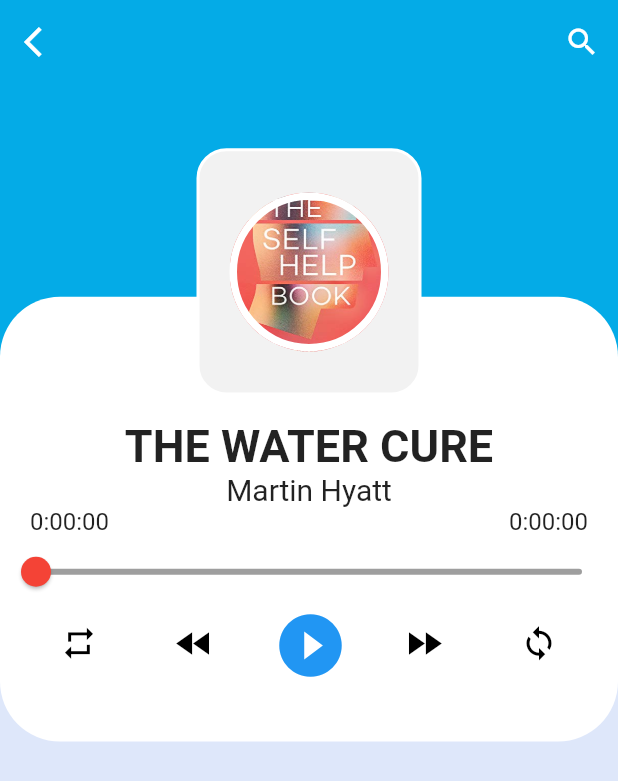
After one commit to rapzaDev/Ebook-Playlist-App, a Flutter app: the screen it shows after launch, on a phone screen of 412 x 824 dp. The commit adds this screen. Shown: the top 781 px of the screen. Run offline on Flutter 3.47's test engine with Material 2 defaults, Android fonts, the phone set to English and light mode, and no system bars; our stand-ins replace audioplayers; Roboto replaces fonts that are missing (Avenir).

Commit message:
feat: Criaçao do layout e funcionalidades do AudioPlayer na DetailAudio Screen

```diff
--- /dev/null
+++ b/lib/Screens/DetailAudio/detail_audio.screen.dart
@@ -0,0 +1,128 @@
+import 'package:audioplayer/components/AudioFile/audio_file.dart';
+import 'package:audioplayers/audioplayers.dart';
+import 'package:flutter/material.dart';
+import '../../colors/themes/light_theme.dart' as light_theme;
+
+class DetailAudio extends StatefulWidget {
+  const DetailAudio({super.key});
+
+  @override
+  State<DetailAudio> createState() => _DetailAudioState();
+}
+
+class _DetailAudioState extends State<DetailAudio> {
+  AudioPlayer? advancedPlayer;
+
+  @override
+  void initState() {
+    super.initState();
+    advancedPlayer = AudioPlayer();
+  }
+
+  @override
+  Widget build(BuildContext context) {
+    final double screenHeight = MediaQuery.of(context).size.height;
+    final double screenWidth = MediaQuery.of(context).size.width;
+
+    return SafeArea(
+      child: Scaffold(
+        backgroundColor: light_theme.audioBluishBackground,
+        body: Stack(
+          children: [
+            Positioned(
+              top: 0,
+              left: 0,
+              right: 0,
+              height: screenHeight / 3,
+              child: Container(
+                color: light_theme.audioBlueBackground,
+              ),
+            ),
+            Positioned(
+              top: 0,
+              left: 0,
+              right: 0,
+              child: AppBar(
+                backgroundColor: Colors.transparent,
+                elevation: 0.0,
+                leading: IconButton(
+                  icon: const Icon(
+                    Icons.arrow_back_ios,
+                  ),
+                  onPressed: () {},
+                ),
+                actions: [
+                  IconButton(
+                    icon: const Icon(
+                      Icons.search,
+                    ),
+                    onPressed: () {},
+                  ),
+                ],
+              ),
+            ),
+            Positioned(
+              left: 0,
+              right: 0,
+              top: screenHeight * 0.24,
+              height: screenHeight * 0.36,
+              child: Container(
+                decoration: BoxDecoration(
+                  borderRadius: BorderRadius.circular(40),
+                  color: Colors.white,
+                ),
+                child: Column(
+                  children: [
+                    SizedBox(
+                      height: screenHeight * 0.1,
+                    ),
+                    const Text(
+                      "THE WATER CURE",
+                      style: TextStyle(
+                        fontSize: 30,
+                        fontWeight: FontWeight.bold,
+                        fontFamily: "Avenir",
+                      ),
+                    ),
+                    const Text(
+                      "Martin Hyatt",
+                      style: TextStyle(fontSize: 20),
+                    ),
+                    AudioFile(advancedPlayer: advancedPlayer!),
+                  ],
+                ),
+              ),
+            ),
+            Positioned(
+              top: screenHeight * 0.12,
+              left: (screenWidth - 150) / 2,
+              right: (screenWidth - 150) / 2,
+              height: screenHeight * 0.20,
+              child: Container(
+                decoration: BoxDecoration(
+                  borderRadius: BorderRadius.circular(20),
+                  border: Border.all(color: Colors.white, width: 2),
+                  color: light_theme.audioGrayBackground,
+                ),
+                child: Padding(
+                  padding: const EdgeInsets.all(20),
+                  child: Container(
+                    decoration: BoxDecoration(
+                      // borderRadius: BorderRadius.circular(20),
+                      shape: BoxShape.circle,
+                      border: Border.all(color: Colors.white, width: 5),
+                      image: const DecorationImage(
+                        image: AssetImage("images/books/new/newbook1.png"),
+                        fit: BoxFit.cover,
+                      ),
+                    ),
+                  ),
+                ),
+              ),
+            ),
+          ],
+        ),
+      ),
+    );
+  }
+}
--- a/lib/Screens/Home/home.dart
+++ b/lib/Screens/Home/home.screen.dart
@@ -1,9 +1,9 @@
-import 'package:audioplayer/components/NewBooks/new_books.dart';
 import 'package:flutter/material.dart';
 import 'dart:convert';
+import '../../colors/themes/light_theme.dart' as light_theme;
 
+import 'package:audioplayer/components/HomeListBooks/home_list_books.dart';
 import 'package:audioplayer/components/AppTab/my_tabs.dart';
-import '../../colors//themes/light_theme.dart' as light_colors;
 
 class HomePage extends StatefulWidget {
   const HomePage({Key? key}) : super(key: key);
@@ -68,13 +68,13 @@ class _HomePageState extends State<HomePage>
   @override
   Widget build(BuildContext context) {
     return Container(
-      color: light_colors.background,
+      color: light_theme.background,
       child: SafeArea(
         child: Scaffold(
           body: Column(
             children: <Widget>[
               Container(
-                margin: const EdgeInsets.only(left: 20, right: 20),
+                margin: const EdgeInsets.only(left: 20, right: 20, top: 20),
                 child: Row(
                   mainAxisAlignment: MainAxisAlignment.spaceBetween,
                   children: [
@@ -159,7 +159,7 @@ class _HomePageState extends State<HomePage>
                     return [
                       SliverAppBar(
                         pinned: true,
-                        backgroundColor: light_colors.sliverBackground,
+                        backgroundColor: light_theme.sliverBackground,
                         bottom: PreferredSize(
                           preferredSize: const Size.fromHeight(50),
                           child: Container(
@@ -182,15 +182,15 @@ class _HomePageState extends State<HomePage>
                               ),
                               tabs: const [
                                 AppTab(
-                                  color: light_colors.menu1Color,
+                                  color: light_theme.menu1Color,
                                   text: "New",
                                 ),
                                 AppTab(
-                                  color: light_colors.menu2Color,
+                                  color: light_theme.menu2Color,
                                   text: "Popular",
                                 ),
                                 AppTab(
-                                  color: light_colors.menu3Color,
+                                  color: light_theme.menu3Color,
                                   text: "Trending",
                                 ),
                               ],
--- a/lib/colors/themes/light_theme.dart
+++ b/lib/colors/themes/light_theme.dart
@@ -15,5 +15,6 @@ const Color subTitleText = Color(0xffc5c4ca);
 
 const Color loveColor = Color(0xff00ace6);
 
-const Color audioBlueBackground = Color(0xffeeeffa);
+const Color audioBluishBackground = Color(0xffdee7fa);
+const Color audioBlueBackground = Color(0xff04abe7);
 const Color audioGrayBackground = Color(0xfff2f2f2);
--- /dev/null
+++ b/lib/components/AudioFile/audio_file.dart
@@ -0,0 +1,218 @@
+import 'package:audioplayers/audioplayers.dart';
+import 'package:flutter/material.dart';
+
+class AudioFile extends StatefulWidget {
+  final AudioPlayer advancedPlayer;
+  const AudioFile({super.key, required this.advancedPlayer});
+
+  @override
+  State<AudioFile> createState() => _AudioFileState();
+}
+
+class _AudioFileState extends State<AudioFile> {
+  Duration _duration = const Duration();
+  Duration _position = const Duration();
+  final String path = "https://czxczx";
+  bool isPlaying = false;
+  bool isPaused = false;
+  bool isRepeat = false;
+  Color color = Colors.black;
+  final List<IconData> _icons = [
+    Icons.play_circle_fill,
+    Icons.pause_circle_filled
+  ];
+
+  @override
+  void initState() {
+    super.initState();
+    onPlayerDurationChange();
+    onPlayerPositionChange();
+    widget.advancedPlayer.setSourceUrl(path);
+    widget.advancedPlayer.onPlayerComplete.listen((event) {
+      setState(() {
+        _position = const Duration(seconds: 0);
+        if (isRepeat == true) {
+          isPlaying = true;
+        } else {
+          isPlaying = false;
+          isRepeat = false;
+        }
+      });
+    });
+  }
+
+  onPlayerDurationChange() {
+    widget.advancedPlayer.onDurationChanged.listen(
+      (value) {
+        setState(() {
+          _duration = value;
+        });
+      },
+    );
+  }
+
+  onPlayerPositionChange() {
+    widget.advancedPlayer.onPositionChanged.listen(
+      (value) {
+        setState(() {
+          _position = value;
+        });
+      },
+    );
+  }
+
+  Widget startButton() {
+    return IconButton(
+      icon: isPlaying == false
+          ? Icon(
+              _icons[0],
+              size: 50,
+              color: Colors.blue,
+            )
+          : Icon(
+              _icons[1],
+              size: 50,
+              color: Colors.blue,
+            ),
+      padding: const EdgeInsets.only(bottom: 10),
+      onPressed: () {
+        if (isPlaying == false) {
+          widget.advancedPlayer.play(UrlSource(path));
+          setState(() {
+            isPlaying = true;
+          });
+        } else if (isPlaying == true) {
+          widget.advancedPlayer.pause();
+          setState(() {
+            isPlaying = false;
+          });
+        }
+      },
+    );
+  }
+
+  Widget loadAsset() {
+    return Row(
+      crossAxisAlignment: CrossAxisAlignment.center,
+      mainAxisAlignment: MainAxisAlignment.spaceEvenly,
+      children: [
+        repeatButton(),
+        slowButton(),
+        startButton(),
+        fastButton(),
+        loopButton()
+      ],
+    );
+  }
+
+  Widget slider() {
+    return Slider(
+      activeColor: Colors.red,
+      inactiveColor: Colors.grey,
+      value: _position.inSeconds.toDouble(),
+      min: 0.0,
+      max: _duration.inSeconds.toDouble(),
+      onChanged: (double value) {
+        setState(() {
+          changeToSecond(value.toInt());
+          value = value;
+        });
+      },
+    );
+  }
+
+  Widget repeatButton() {
+    return IconButton(
+      icon: Icon(
+        Icons.repeat,
+        size: 25,
+        color: color,
+      ),
+      onPressed: () {
+        if (isRepeat == false) {
+          widget.advancedPlayer.setReleaseMode(ReleaseMode.loop);
+          setState(() {
+            isRepeat = true;
+            color = Colors.blue;
+          });
+        } else if (isRepeat == true) {
+          widget.advancedPlayer.setReleaseMode(ReleaseMode.release);
+          setState(() {
+            isRepeat = false;
+            color = Colors.black;
+          });
+        }
+      },
+    );
+  }
+
+  Widget slowButton() {
+    return IconButton(
+      icon: const Icon(
+        Icons.fast_rewind,
+        size: 30,
+        color: Colors.black,
+      ),
+      onPressed: () {
+        widget.advancedPlayer.setPlaybackRate(0.5);
+      },
+    );
+  }
+
+  Widget fastButton() {
+    return IconButton(
+      icon: const Icon(
+        Icons.fast_forward,
+        size: 30,
+        color: Colors.black,
+      ),
+      onPressed: () {
+        widget.advancedPlayer.setPlaybackRate(1.5);
+      },
+    );
+  }
+
+  Widget loopButton() {
+    return IconButton(
+      icon: const Icon(
+        Icons.loop,
+        size: 25,
+        color: Colors.black,
+      ),
+      onPressed: () {
+        widget.advancedPlayer.setPlaybackRate(0.5);
+      },
+    );
+  }
+
+  void changeToSecond(int second) {
+    Duration newDuration = Duration(seconds: second);
+    widget.advancedPlayer.seek(newDuration);
+  }
+
+  @override
+  Widget build(BuildContext context) {
+    return Column(
+      children: [
+        Padding(
+          padding: const EdgeInsets.only(left: 20, right: 20),
+          child: Row(
+            mainAxisAlignment: MainAxisAlignment.spaceBetween,
+            children: [
+              Text(
+                _position.toString().split(".")[0],
+                style: const TextStyle(fontSize: 16),
+              ),
+              Text(
+                _duration.toString().split(".")[0],
+                style: const TextStyle(fontSize: 16),
+              )
+            ],
+          ),
+        ),
+        slider(),
+        loadAsset(),
+      ],
+    );
+  }
+}
--- a/lib/components/NewBooks/new_books.dart
+++ b/lib/components/HomeListBooks/home_list_books.dart
@@ -1,5 +1,5 @@
 import 'package:flutter/material.dart';
-import '../../colors//themes/light_theme.dart' as light_colors;
+import '../../colors/themes/light_theme.dart' as light_colors;
 
 class HomeBooks extends StatelessWidget {
   final List books;
--- a/lib/main.dart
+++ b/lib/main.dart
@@ -1,5 +1,7 @@
 import 'package:flutter/material.dart';
-import 'package:audioplayer/Screens/Home/home.dart';
+
+import 'package:audioplayer/Screens/DetailAudio/detail_audio.screen.dart';
+import 'package:audioplayer/Screens/Home/home.screen.dart';
 
 void main() {
   runApp(const MyApp());
@@ -14,7 +16,7 @@ class MyApp extends StatelessWidget {
     return const MaterialApp(
       title: 'Music App',
       debugShowCheckedModeBanner: false,
-      home: HomePage(),
+      home: DetailAudio(),
     );
   }
 }
--- a/pubspec.yaml
+++ b/pubspec.yaml
@@ -34,6 +34,7 @@ dependencies:
   # The following adds the Cupertino Icons font to your application.
   # Use with the CupertinoIcons class for iOS style icons.
   cupertino_icons: ^1.0.2
+  audioplayers: ^1.1.1
 
 dev_dependencies:
   flutter_test:
```
Also changed, not shown: pubspec.lock, 5 other files.
